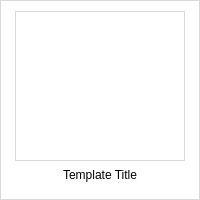
Before: the Qt Designer form Geometrize/dialog/templatebutton.ui in Tw1ddle/geometrize, drawn with Qt 5.
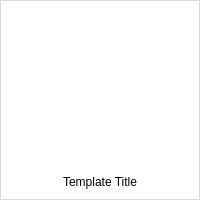
After: the same form once the commit is applied.

Commit message: Manifest and layout tweaks

```diff
--- a/Geometrize/dialog/templatebutton.ui
+++ b/Geometrize/dialog/templatebutton.ui
@@ -11,7 +11,7 @@
    </rect>
   </property>
   <property name="sizePolicy">
-   <sizepolicy hsizetype="Fixed" vsizetype="Fixed">
+   <sizepolicy hsizetype="Expanding" vsizetype="Expanding">
     <horstretch>0</horstretch>
     <verstretch>0</verstretch>
    </sizepolicy>
@@ -37,46 +37,32 @@
 QPushButton:hover{ background-color: #d2d2d2; }
 QPushButton:focus:pressed{ background-color: #969696; }</string>
   </property>
+  <property name="text">
+   <string notr="true"/>
+  </property>
   <property name="flat">
    <bool>false</bool>
   </property>
-  <layout class="QVBoxLayout" name="verticalLayout_2">
-   <item>
     <layout class="QVBoxLayout" name="verticalLayout">
-     <property name="spacing">
-      <number>0</number>
-     </property>
-     <item>
-      <layout class="QHBoxLayout" name="horizontalLayout">
-       <property name="spacing">
-        <number>0</number>
-       </property>
-       <property name="sizeConstraint">
-        <enum>QLayout::SetDefaultConstraint</enum>
-       </property>
-       <property name="rightMargin">
-        <number>0</number>
-       </property>
        <item>
         <widget class="QLabel" name="imageLabel">
          <property name="sizePolicy">
-          <sizepolicy hsizetype="Fixed" vsizetype="Fixed">
+      <sizepolicy hsizetype="Expanding" vsizetype="Expanding">
            <horstretch>0</horstretch>
-           <verstretch>1</verstretch>
+       <verstretch>2</verstretch>
           </sizepolicy>
          </property>
          <property name="minimumSize">
           <size>
-           <width>170</width>
-           <height>150</height>
+       <width>0</width>
+       <height>0</height>
           </size>
          </property>
          <property name="autoFillBackground">
           <bool>false</bool>
          </property>
          <property name="styleSheet">
-          <string notr="true">border: 1px solid #d9d9d9;
-background-color: #ffffff;</string>
+      <string notr="true">background-color: #ffffff;</string>
          </property>
          <property name="frameShape">
           <enum>QFrame::NoFrame</enum>
@@ -99,14 +85,15 @@
          <property name="indent">
           <number>0</number>
          </property>
-        </widget>
-       </item>
-      </layout>
+     <property name="textInteractionFlags">
+      <set>Qt::NoTextInteraction</set>
+     </property>
+    </widget>
      </item>
      <item>
       <widget class="QLabel" name="titleLabel">
        <property name="sizePolicy">
-        <sizepolicy hsizetype="Preferred" vsizetype="Preferred">
+      <sizepolicy hsizetype="Expanding" vsizetype="Expanding">
          <horstretch>0</horstretch>
          <verstretch>0</verstretch>
         </sizepolicy>
@@ -123,9 +110,10 @@
        <property name="margin">
         <number>4</number>
        </property>
-      </widget>
-     </item>
-    </layout>
+     <property name="textInteractionFlags">
+      <set>Qt::NoTextInteraction</set>
+     </property>
+    </widget>
    </item>
   </layout>
  </widget>
```
Left out of the diff: 4 changed lines with no effect on the pictures. Lines whose indentation alone changed are shown as unchanged. The commit also changes 12 other files.
